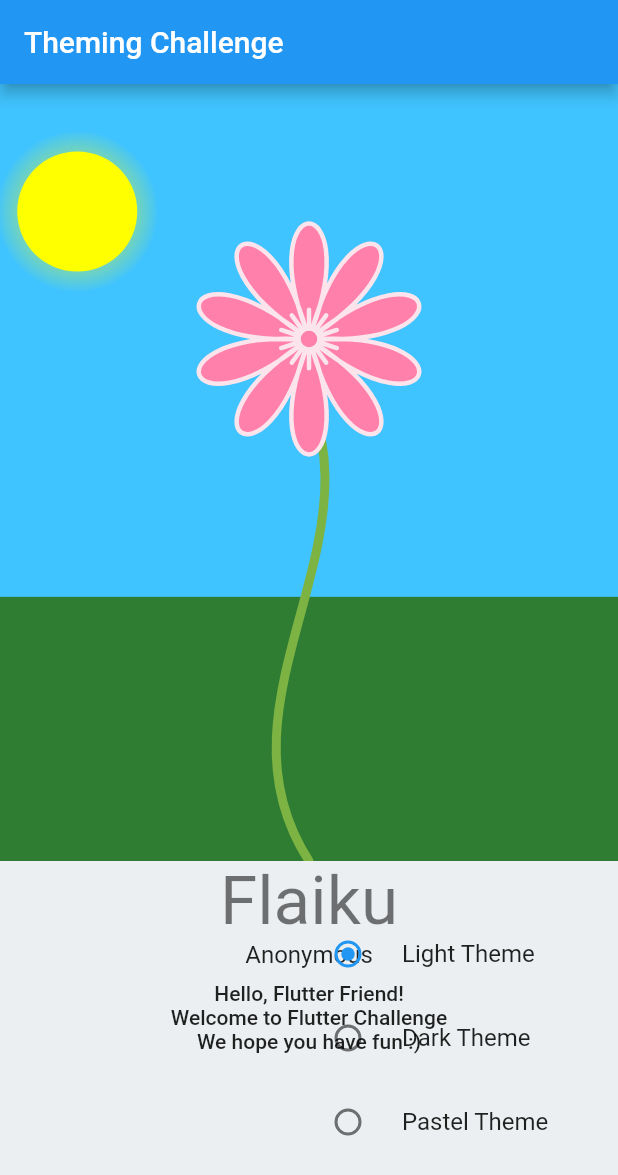
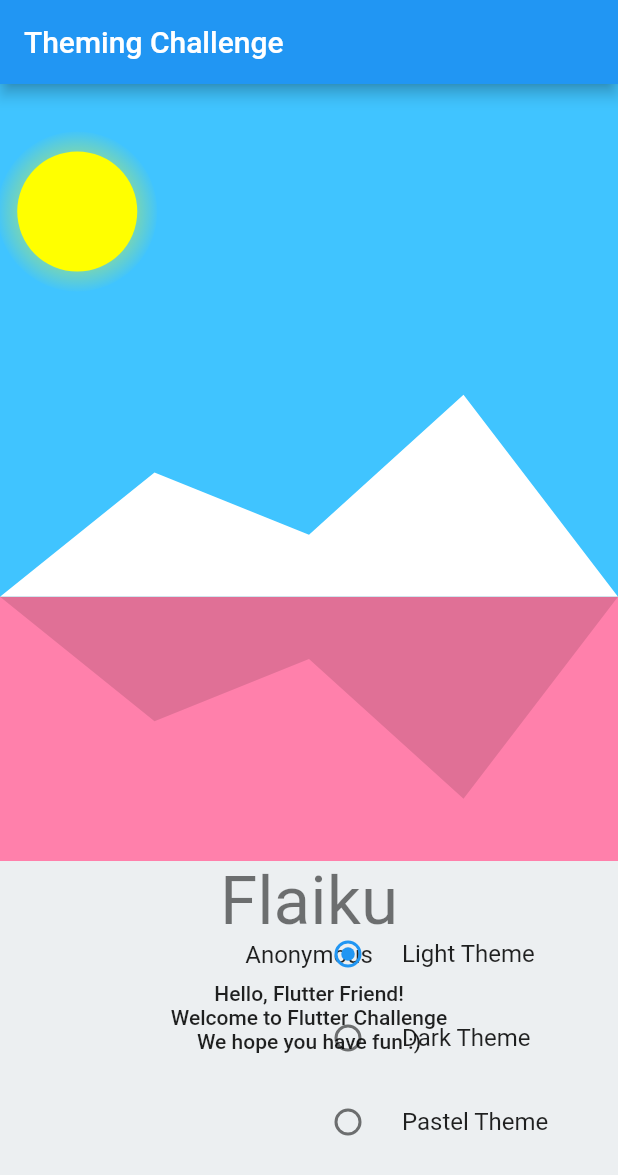
Before and after one commit to Flutter-Challenge/mini_challenge_1_starter_app, a Flutter app: the screen it shows after launch, on a phone screen of 412 x 824 dp. Shown: the top 1175 px of the screen. Run offline on Flutter 3.47's test engine with Material 2 defaults, Android fonts, the phone set to English and light mode, and no system bars.

Commit message:
mountains instead of flower

```diff
--- a/lib/SceneryPainter.dart
+++ b/lib/SceneryPainter.dart
@@ -1,33 +1,25 @@
-import 'dart:math';
 import 'dart:ui';
 
 import 'package:flutter/material.dart';
 
 class SceneryPainter extends CustomPainter {
   SceneryPainter({
-    required this.petalFillColor,
-    required this.petalStrokeColor,
-    required this.stemColor,
+    required this.waterColor,
+    required this.mountainColor,
     required this.skyColor,
-    required this.midPointX,
     required this.textHeight,
     required this.drawSun,
     required this.drawMoon,
   });
 
-  final Color petalFillColor;
-  final Color petalStrokeColor;
-  final Color stemColor;
+  final Color waterColor;
+  final Color mountainColor;
   final Color skyColor;
-  final double midPointX;
   final double textHeight;
   final bool drawSun;
   final bool drawMoon;
 
   final _paint = Paint();
-  final _flowerInnerRadius = 7.0;
-  final _petalCtrlPtHeight = 100.0;
-  final _numPetals = 10;
   final _flowerCenterY = 170.0;
 
   Offset _center = Offset.zero;
@@ -35,20 +27,14 @@ class SceneryPainter extends CustomPainter {
 
   @override
   void paint(Canvas canvas, Size size) {
-    _center = Offset(midPointX, _flowerCenterY);
+    _center = Offset(size.width / 2, _flowerCenterY);
     _canvasHeight = size.height - textHeight;
-    final skyHeight = _canvasHeight * .66;
-    _paint.color = skyColor;
-    canvas.drawRect(
-      Rect.fromPoints(Offset.zero, Offset(size.width, skyHeight)),
-      _paint,
-    );
 
-    final _flower = _flowerPath(canvas);
-    _drawFlower(
-      canvas: canvas,
-      flowerPath: _flower,
-    );
+    _drawSeaAndSky(canvas, size);
+    _drawMountains(canvas, size, true);
+    _drawMountains(canvas, size, false);
+    //_drawMountainReflection(canvas, size);
+
     if (drawSun) {
       _drawSun(canvas);
     }
@@ -57,125 +43,52 @@ class SceneryPainter extends CustomPainter {
     }
   }
 
-  Path _flowerPath(Canvas canvas) {
-    Path path = Path();
-    double theta = 0;
-    double innerWidthSweep = _innerSweep(_numPetals);
-    double outerWidthDelta = _outerWidthDelta(_numPetals);
+  void _drawSeaAndSky(Canvas canvas, Size size) {
+    final skyHeight = _canvasHeight * .66;
+    _paint.color = skyColor;
+    canvas.drawRect(
+      Rect.fromPoints(Offset.zero, Offset(size.width, skyHeight)),
+      _paint,
+    );
+    _paint.color = waterColor;
+    canvas.drawRect(
+      Rect.fromPoints(Offset(0, skyHeight), Offset(size.width, _canvasHeight)),
+      _paint,
+    );
+  }
 
-    for (int i = 0; i < _numPetals; i++) {
-      theta = theta + 2 * pi / _numPetals;
-      Offset startPoint = Offset(_flowerInnerRadius * cos(theta), _flowerInnerRadius * sin(theta)) + _center;
-      path.moveTo(startPoint.dx, startPoint.dy);
-      Offset endPt = Offset(
-            _flowerInnerRadius * cos(theta + innerWidthSweep),
-            _flowerInnerRadius * sin(theta + innerWidthSweep),
-          ) +
-          _center;
-      Offset ctrlPt1 = Offset(
-            (_flowerInnerRadius + _petalCtrlPtHeight) * cos(theta - outerWidthDelta),
-            (_flowerInnerRadius + _petalCtrlPtHeight) * sin(theta - outerWidthDelta),
-          ) +
-          _center;
-      Offset ctrlPt2 = Offset(
-            (_flowerInnerRadius + _petalCtrlPtHeight) * cos(theta + innerWidthSweep + outerWidthDelta),
-            (_flowerInnerRadius + _petalCtrlPtHeight) * sin(theta + innerWidthSweep + outerWidthDelta),
-          ) +
-          _center;
-      path.cubicTo(ctrlPt1.dx, ctrlPt1.dy, ctrlPt2.dx, ctrlPt2.dy, endPt.dx, endPt.dy);
+  void _drawMountains(Canvas canvas, Size size, bool isMountain) {
+    double reflectionHeightDelta;
+    int upOrDown;
+    final skyHeight = _canvasHeight * .66;
+    if (isMountain) {
+      _paint.color = Colors.white;
+      reflectionHeightDelta = 0;
+      upOrDown = 1;
+    } else {
+      _paint.color = Colors.black12;
+      reflectionHeightDelta = skyHeight * 2;
+      upOrDown = -1;
     }
 
-    path.addPath(
-        _insidePath(
-          _center,
-        ),
-        Offset.zero);
-    return path;
-  }
+    final leftMtLeftPt = Offset(0, reflectionHeightDelta + upOrDown * skyHeight);
+    final leftMtPeakPt = Offset(size.width / 4, reflectionHeightDelta + upOrDown * _canvasHeight * .5);
+    final leftMtRtPt = Offset(size.width / 2, reflectionHeightDelta + upOrDown * _canvasHeight * .58);
+    final rtMtPeakPt = Offset(3 * size.width / 4, reflectionHeightDelta + upOrDown * _canvasHeight * .4);
+    final rtMtRtPt = Offset(size.width, reflectionHeightDelta + upOrDown * skyHeight);
 
-  double _innerSweep(int numPetals) => 2 * pi / numPetals;
+    final mtPath = Path();
+    mtPath.moveTo(leftMtLeftPt.dx, leftMtLeftPt.dy);
+    mtPath.lineTo(leftMtPeakPt.dx, leftMtPeakPt.dy);
+    mtPath.lineTo(leftMtRtPt.dx, leftMtRtPt.dy);
+    mtPath.lineTo(rtMtPeakPt.dx, rtMtPeakPt.dy);
+    mtPath.lineTo(rtMtRtPt.dx, rtMtRtPt.dy);
 
-  double _outerWidthDelta(int numPetals) => pi / (numPetals * 8);
-
-  Path _insidePath(
-    Offset center,
-  ) {
-    Path path = Path();
-    double theta = 0;
-    for (int i = 0; i < _numPetals; i++) {
-      theta = theta + 2 * pi / _numPetals;
-      double innerWidthSweep = _innerSweep(_numPetals);
-      final midTheta = theta + innerWidthSweep / 2;
-      final midLineLength = _petalCtrlPtHeight / 4;
-
-      final innerMidPt = Offset(
-            _flowerInnerRadius * cos(midTheta),
-            _flowerInnerRadius * sin(midTheta),
-          ) +
-          center;
-      final outerMidPt = Offset(
-            (_flowerInnerRadius + midLineLength / 2) * cos(midTheta),
-            (_flowerInnerRadius + midLineLength / 2) * sin(midTheta),
-          ) +
-          center;
-      path.moveTo(
-        innerMidPt.dx,
-        innerMidPt.dy,
-      );
-      path.lineTo(
-        outerMidPt.dx,
-        outerMidPt.dy,
-      );
-    }
-    path.addOval(
-      Rect.fromCircle(
-        center: center,
-        radius: _flowerInnerRadius,
-      ),
-    );
-    return path;
-  }
-
-  Path _stemPath(Canvas canvas) {
-    Path path = Path();
-    final startPt = Offset(_center.dx - _petalCtrlPtHeight / 4, _center.dy);
-    path.moveTo(startPt.dx, startPt.dy);
-    final endPoint = Offset(midPointX, _canvasHeight);
-    final dy = (_canvasHeight - _center.dy) / 3;
-    final dx = 50.0;
-    final ctrlPt1 = startPt + Offset(2 * dx, dy);
-    final ctrlPt2 = startPt + Offset(-dx, 2 * dy);
-    path.cubicTo(
-      ctrlPt1.dx,
-      ctrlPt1.dy,
-      ctrlPt2.dx,
-      ctrlPt2.dy,
-      endPoint.dx,
-      endPoint.dy,
-    );
-    return path;
-  }
-
-  void _drawFlower({
-    required Canvas canvas,
-    required Path flowerPath,
-  }) {
-    _paint.color = stemColor;
-    _paint.style = PaintingStyle.stroke;
-    _paint.strokeWidth = 6;
-    canvas.drawPath(_stemPath(canvas), _paint);
-    _paint.style = PaintingStyle.fill;
-    _paint.color = petalFillColor;
-    canvas.drawPath(flowerPath, _paint);
-    _paint.color = petalStrokeColor;
-    _paint.style = PaintingStyle.stroke;
-    _paint.strokeWidth = 3;
-    _paint.strokeCap = StrokeCap.round;
-    canvas.drawPath(flowerPath, _paint);
+    canvas.drawPath(mtPath, _paint);
   }
 
   void _drawSun(Canvas canvas) {
-    final sunCenter = _center - Offset(3 * midPointX / 4, _center.dy / 2);
+    final sunCenter = _center - Offset(3 * _center.dx / 4, _center.dy / 2);
     final innerRadius = 40.0;
     final outerRadius = innerRadius + innerRadius / 3;
     final sunColor = Colors.yellowAccent;
@@ -197,7 +110,7 @@ class SceneryPainter extends CustomPainter {
   }
 
   void _drawMoon(Canvas canvas) {
-    final moonCenter = _center + Offset(3 * midPointX / 4, -_center.dy / 2);
+    final moonCenter = _center + Offset(3 * _center.dx / 4, -_center.dy / 2);
     final outerRadius = 40.0;
     final innerRadius = outerRadius * .75;
     final glowRadius = outerRadius + outerRadius / 3;
@@ -216,7 +129,7 @@ class SceneryPainter extends CustomPainter {
         moonColor.withOpacity(.1),
       ],
     ).createShader(Rect.fromCircle(
-      center: moonCenter, // - Offset(3 * innerRadius / 4, 0),
+      center: moonCenter,
       radius: glowRadius,
     ));
     canvas.drawCircle(moonCenter, glowRadius, paintWithShader);
--- a/lib/main.dart
+++ b/lib/main.dart
@@ -20,9 +20,6 @@ class MyApp extends StatelessWidget {
     return MaterialApp(
       title: 'Theming Mini Challenge',
       theme: Provider.of<MyTheme>(context).currentThemeData,
-      /* ThemeData(
-        textTheme: TextTheme(), //todo(you) fill this TextTheme() in to make the text look nicer
-      ),*/
       home: MyHomePage(title: 'Theming Challenge'),
     );
   }
--- a/lib/scenery.dart
+++ b/lib/scenery.dart
@@ -23,16 +23,14 @@ class _SceneryState extends State<Scenery> {
           CustomPaint(
             foregroundPainter: SceneryPainter(
               skyColor: CustomWidgetThemes.of(context).sceneryThemeData!.skyFillColor,
-              petalFillColor: CustomWidgetThemes.of(context).sceneryThemeData!.petalFillColor,
-              petalStrokeColor: CustomWidgetThemes.of(context).sceneryThemeData!.petalStrokeColor,
-              stemColor: CustomWidgetThemes.of(context).sceneryThemeData!.stemStrokeColor,
-              midPointX: constraints.maxWidth / 2,
+              waterColor: CustomWidgetThemes.of(context).sceneryThemeData!.waterFillColor,
+              mountainColor: CustomWidgetThemes.of(context).sceneryThemeData!.mountainFillColor,
               textHeight: _textAreaHeight,
               drawSun: CustomWidgetThemes.of(context).sceneryThemeData!.drawSun,
               drawMoon: CustomWidgetThemes.of(context).sceneryThemeData!.drawMoon,
             ),
             child: Container(
-              color: CustomWidgetThemes.of(context).sceneryThemeData!.groundFillColor,
+              color: CustomWidgetThemes.of(context).sceneryThemeData!.mountainFillColor,
             ),
           ),
           Positioned(
--- a/lib/themes/custom_themes.dart
+++ b/lib/themes/custom_themes.dart
@@ -19,10 +19,8 @@ class CustomWidgetThemes {
       case ThemeType.Light:
         sceneryThemeData = SceneryThemeData(
           skyFillColor: Colors.lightBlueAccent.shade200,
-          groundFillColor: Colors.green.shade800,
-          petalFillColor: Colors.pinkAccent.shade100,
-          petalStrokeColor: Colors.pink.shade50,
-          stemStrokeColor: Colors.lightGreen.shade600,
+          mountainFillColor: Colors.green.shade800,
+          waterFillColor: Colors.pinkAccent.shade100,
           drawMoon: false,
           drawSun: true,
         );
@@ -30,10 +28,8 @@ class CustomWidgetThemes {
       case ThemeType.Dark:
         sceneryThemeData = SceneryThemeData(
           skyFillColor: Colors.blueGrey.shade800,
-          groundFillColor: Colors.green.shade800,
-          petalFillColor: Colors.pinkAccent.shade100,
-          petalStrokeColor: Colors.pink.shade50,
-          stemStrokeColor: Colors.lightGreen.shade600,
+          mountainFillColor: Colors.green.shade800,
+          waterFillColor: Colors.pinkAccent.shade100,
           drawMoon: true,
           drawSun: false,
         );
@@ -41,10 +37,8 @@ class CustomWidgetThemes {
       case ThemeType.Pastel:
         sceneryThemeData = SceneryThemeData(
           skyFillColor: Colors.lightBlueAccent.shade200,
-          groundFillColor: Colors.green.shade800,
-          petalFillColor: Colors.pinkAccent.shade100,
-          petalStrokeColor: Colors.pink.shade50,
-          stemStrokeColor: Colors.lightGreen.shade600,
+          mountainFillColor: Colors.green.shade800,
+          waterFillColor: Colors.pinkAccent.shade100,
           drawMoon: true,
           drawSun: true,
         );
@@ -52,12 +46,3 @@ class CustomWidgetThemes {
     }
   }
 }
-
-/// Handles dark and light mode checks for context
-extension BrightnessThemeExtension on BuildContext {
-  /// You are currently viewing in dark mode
-  bool get isDark => MediaQuery.of(this).platformBrightness == Brightness.dark;
-
-  /// You are currently viewing in light mode
-  bool get isLight => MediaQuery.of(this).platformBrightness == Brightness.light;
-}
--- a/lib/themes/my_theme.dart
+++ b/lib/themes/my_theme.dart
@@ -12,6 +12,7 @@ class MyTheme with ChangeNotifier {
     return _themeType;
   }
 
+  // todo(you) fill this in, to make the visible colors and different text styles in TextTheme() look better
   ThemeData get currentThemeData {
     switch (_themeType) {
       case ThemeType.Light:
--- a/lib/themes/scenery_theme.dart
+++ b/lib/themes/scenery_theme.dart
@@ -25,23 +25,17 @@ class SceneryTheme extends InheritedTheme {
 class SceneryThemeData {
   SceneryThemeData({
     required this.skyFillColor,
-    required this.groundFillColor,
-    required this.petalFillColor,
-    required this.petalStrokeColor,
-    required this.stemStrokeColor,
+    required this.mountainFillColor,
+    required this.waterFillColor,
     required this.drawMoon,
     required this.drawSun,
   });
 
   final Color skyFillColor;
 
-  final Color groundFillColor;
+  final Color mountainFillColor;
 
-  final Color petalFillColor;
-
-  final Color petalStrokeColor;
-
-  final Color stemStrokeColor;
+  final Color waterFillColor;
 
   final bool drawSun;
 
```
